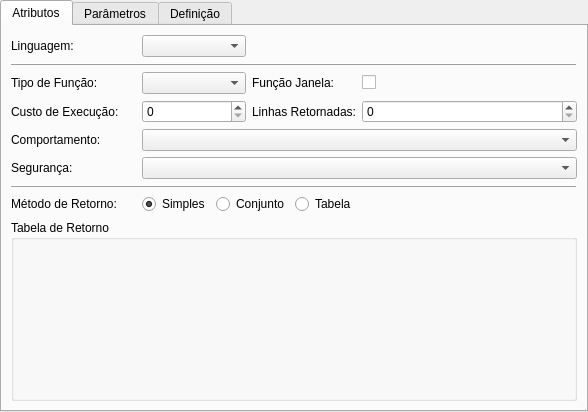
Old version of the form pgmodeler_ui/ui/funcaowidget.ui in the repository erdincay/pgmodeler-old.
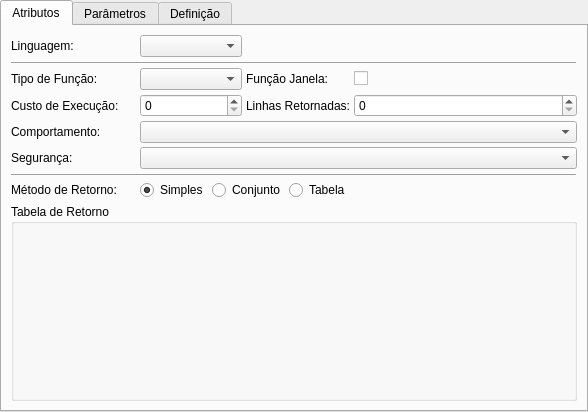
New version of the form.

What changed in the file:
```diff
--- a/pgmodeler_ui/ui/funcaowidget.ui
+++ b/pgmodeler_ui/ui/funcaowidget.ui
@@ -29,6 +29,9 @@
    <property name="margin">
     <number>0</number>
    </property>
+   <property name="spacing">
+    <number>4</number>
+   </property>
    <item row="0" column="0">
     <widget class="QTabWidget" name="funcaowidget_twg">
      <property name="sizePolicy">
@@ -51,6 +54,9 @@
        <string>Atributos</string>
       </attribute>
       <layout class="QGridLayout" name="gridLayout">
+       <property name="spacing">
+        <number>4</number>
+       </property>
        <item row="0" column="0">
         <widget class="QLabel" name="linguagem_lbl">
          <property name="maximumSize">
```
